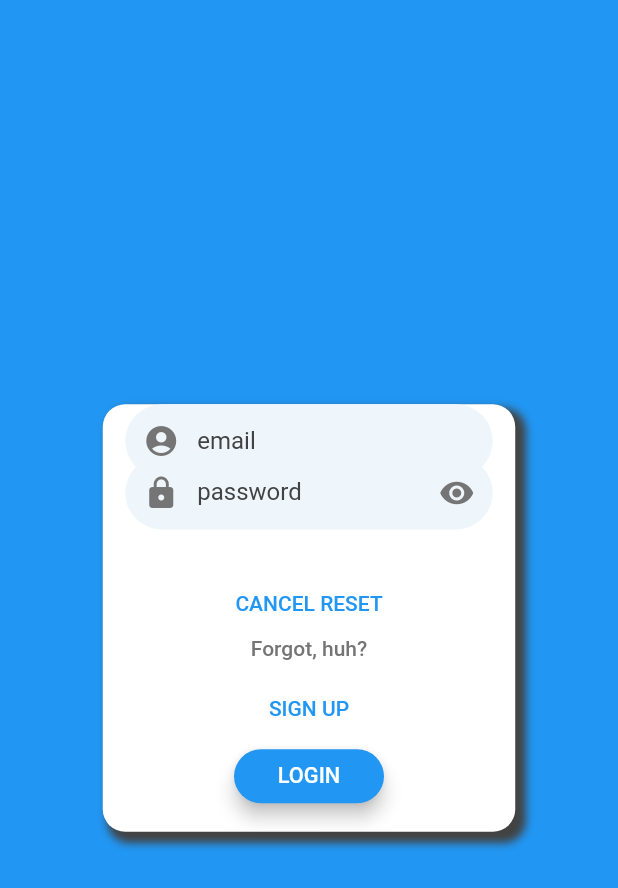
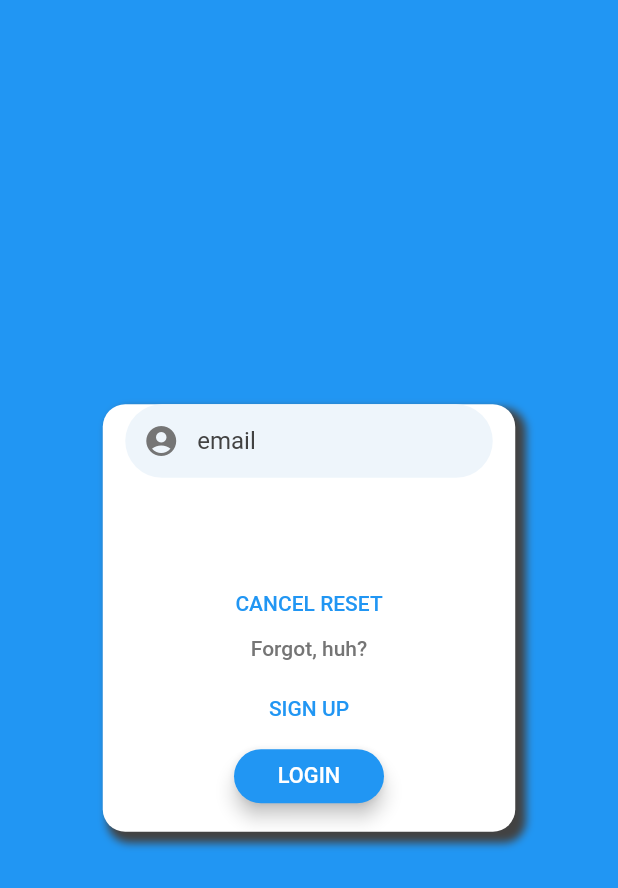
Before and after one commit to psygo/flutter_firebase_auth_benchmark, a Flutter app: the screen it shows after launch, after a tap on "Forgot, huh?", on a phone screen of 412 x 824 dp. Shown: the top 888 px of the screen. Run offline on Flutter 3.47's test engine with Material 2 defaults, Android fonts, the phone set to English and light mode, and no system bars.

```diff
--- a/lib/screens/login_screen.dart
+++ b/lib/screens/login_screen.dart
@@ -1,5 +1,6 @@
 import 'package:flutter/material.dart';
 import 'package:flutter_firebase_auth_benchmark/exceptions/login.dart';
+import 'package:flutter_firebase_auth_benchmark/widgets/utils/null_widget.dart';
 
 import '../theme/auxiliary_theming.dart';
 import '../theme/colors.dart';
@@ -25,6 +26,8 @@ class LoginScreen extends StatefulWidget {
 
 class _LoginScreenState extends State<LoginScreen>
     with SingleTickerProviderStateMixin {
+  static final NullWidget _nullWidget = NullWidget();
+
   LoginSubWorkflow _loginSubWorkflow = LoginSubWorkflow.login;
 
   bool get _isLoginWorkFlow => _loginSubWorkflow == LoginSubWorkflow.login;
@@ -35,39 +38,28 @@ class _LoginScreenState extends State<LoginScreen>
   void _switchWorkFlow(LoginSubWorkflow loginSubWorkflow) {
     switch (loginSubWorkflow) {
       case LoginSubWorkflow.login:
-        setState(() => _loginSubWorkflow = LoginSubWorkflow.login);
+        setState((){
+          _loginSubWorkflow = LoginSubWorkflow.login;
+          _animatedPasswordField = _passwordField;
+        });
         break;
       case LoginSubWorkflow.passwordReset:
-        setState(() => _loginSubWorkflow = LoginSubWorkflow.passwordReset);
+        setState((){
+          _animatedPasswordField = _nullWidget;
+          _loginSubWorkflow = LoginSubWorkflow.passwordReset;
+        });
         break;
       case LoginSubWorkflow.signUp:
+        setState(() => _loginSubWorkflow = LoginSubWorkflow.signUp);
         break;
       default:
         throw InvalidLoginWorkFlowException('This workflow should not exist.');
     }
   }
 
-  // AnimationController controller;
-  // Animation<Offset> offset;
+  Widget _animatedPasswordField = _passwordField;
 
-  @override
-  void initState() {
-    super.initState();
-
-    // controller =
-    //     AnimationController(vsync: this, duration: Duration(seconds: 5));
-
-    // offset = Tween<Offset>(begin: Offset.zero, end: Offset(0, 1))
-    //     .animate(controller);
-  }
-
-  @override
-  void dispose() {
-    // controller.dispose();
-    super.dispose();
-  }
-
-  Widget _myAnimatedWidget = AuthTextFormField(
+  static const AuthTextFormField _passwordField = AuthTextFormField(
     key: Key('password_field'),
     keyboardType: TextInputType.visiblePassword,
     hintText: 'password',
@@ -76,8 +68,6 @@ class _LoginScreenState extends State<LoginScreen>
     icon: Icons.lock,
     obscureText: true,
   );
-
-  static const Widget _nullBox = SizedBox.shrink();
 
   @override
   Widget build(BuildContext context) {
@@ -106,14 +96,16 @@ class _LoginScreenState extends State<LoginScreen>
                         height: LoginScreen.fieldsSpacing,
                       ),
                       AnimatedSwitcher(
-                        duration: Duration(seconds: 1),
-                        child: _myAnimatedWidget,
+                        duration: Duration(milliseconds: 1500),
+                        switchInCurve: Curves.elasticOut,
+                        switchOutCurve: Curves.easeInOutCirc,
+                        child: _animatedPasswordField,
                         transitionBuilder:
                             (Widget child, Animation<double> animation) {
-                          final  offsetAnimation =
+                          final offsetAnimation =
                             Tween<Offset>(
-                              begin: Offset(0, 0),
-                              end: Offset(0, -0.5)).animate(animation);
+                              begin: Offset(2, 0),
+                              end: Offset.zero).animate(animation);
 
                           return SlideTransition(
                             child: child,
@@ -121,33 +113,17 @@ class _LoginScreenState extends State<LoginScreen>
                           );
                         },
                       ),
-                      // Visibility(
-                      //   visible: _isLoginWorkFlow,
-                      //   child: AuthTextFormField(
-                      //     key: Key('password_field'),
-                      //     keyboardType: TextInputType.visiblePassword,
-                      //     hintText: 'password',
-                      //     hintTextOnFocus: 'your password',
-                      //     labelText: 'password',
-                      //     icon: Icons.lock,
-                      //     obscureText: true,
-                      //   ),
-                      // ),
                       SizedBox(
                         height: LoginScreen.fieldsButtonsSpacing,
                       ),
                       Visibility(
                         visible: _isResetWorkflow,
-                        maintainState: true,
                         child: ButtonAlignmentWrapper(
                           height: 30,
                           child: FlatButton(
                             key: Key('cancel_reset'),
                             onPressed: () {
                               _switchWorkFlow(LoginSubWorkflow.login);
-                              setState(() {
-                                _myAnimatedWidget = _nullBox;
-                              });
                             },
                             child: Text(
                               'CANCEL RESET',
@@ -162,8 +138,9 @@ class _LoginScreenState extends State<LoginScreen>
                         height: 30,
                         child: FlatButton(
                           key: Key('forgot_password_button'),
-                          onPressed: () =>
-                              _switchWorkFlow(LoginSubWorkflow.passwordReset),
+                          onPressed: () {
+                            _switchWorkFlow(LoginSubWorkflow.passwordReset);
+                          },
                           child: Text(
                             'Forgot, huh?',
                             style: TextStyle(
--- a/lib/widgets/login/auth_textformfield.dart
+++ b/lib/widgets/login/auth_textformfield.dart
@@ -31,6 +31,7 @@ class AuthTextFormFieldState extends State<AuthTextFormField> {
   IconData _visibilityIcon;
   FocusNode _focusNode;
 
+  @visibleForTesting
   bool get textIsVisible => !_passwordIsNotVisible;
 
   @override
--- /dev/null
+++ b/lib/widgets/utils/null_widget.dart
@@ -0,0 +1,6 @@
+import 'package:flutter/material.dart';
+
+class NullWidget extends StatelessWidget {
+  @override
+  Widget build(BuildContext context) => SizedBox.shrink();
+}
```
